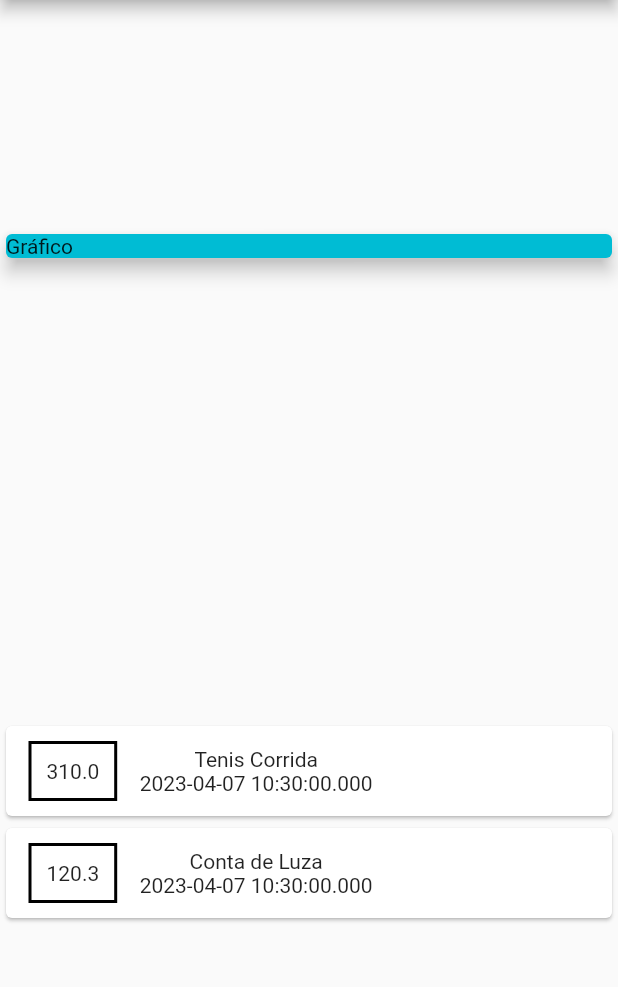
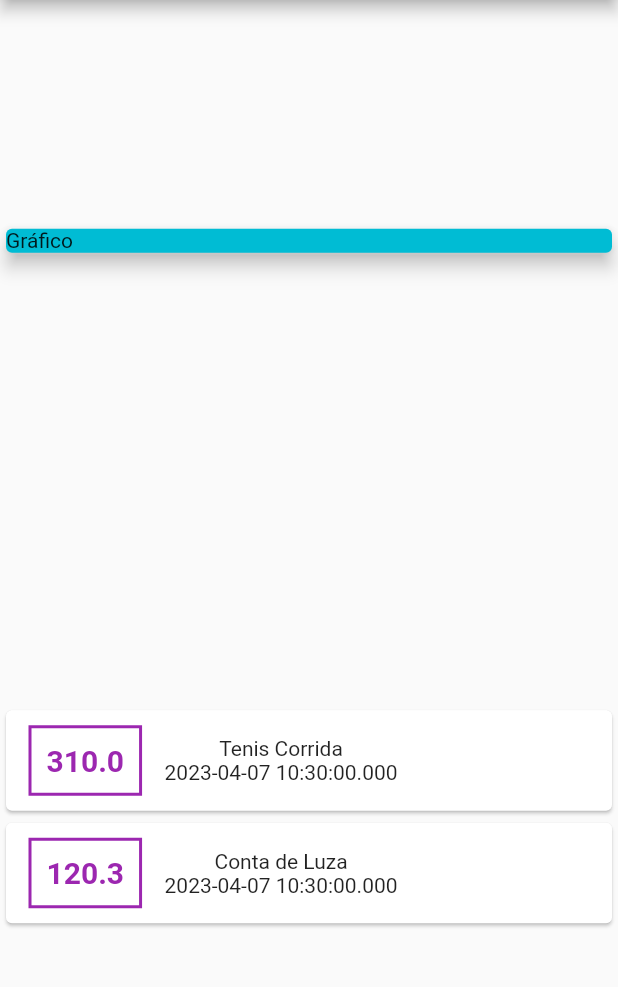
Before and after one commit to 9reis/despesas_pessoais__flutter, a Flutter app: the screen it shows after launch, on a phone screen of 412 x 824 dp, the part 84-1071 px from its top. Run offline on Flutter 3.47's test engine with Material 2 defaults, Android fonts, the phone set to English and light mode, and no system bars.

Commit message:
Aplicando estilo no texto

```diff
--- a/lib/main.dart
+++ b/lib/main.dart
@@ -62,7 +62,7 @@ class MyHomePage extends StatelessWidget {
                         padding: EdgeInsets.all(10),
                         decoration: BoxDecoration(
                           border: Border.all(
-                            color: Colors.black,
+                            color: Colors.purple,
                             width: 2,
                           ),
                         ),
@@ -70,7 +70,14 @@ class MyHomePage extends StatelessWidget {
                           horizontal: 15,
                           vertical: 10,
                         ),
-                        child: Text(tr.value.toString()),
+                        child: Text(
+                          tr.value.toString(),
+                          style: TextStyle(
+                            fontWeight: FontWeight.bold,
+                            fontSize: 20,
+                            color: Colors.purple,
+                          ),
+                        ),
                       ),
                       Column(
                         children: [
```
